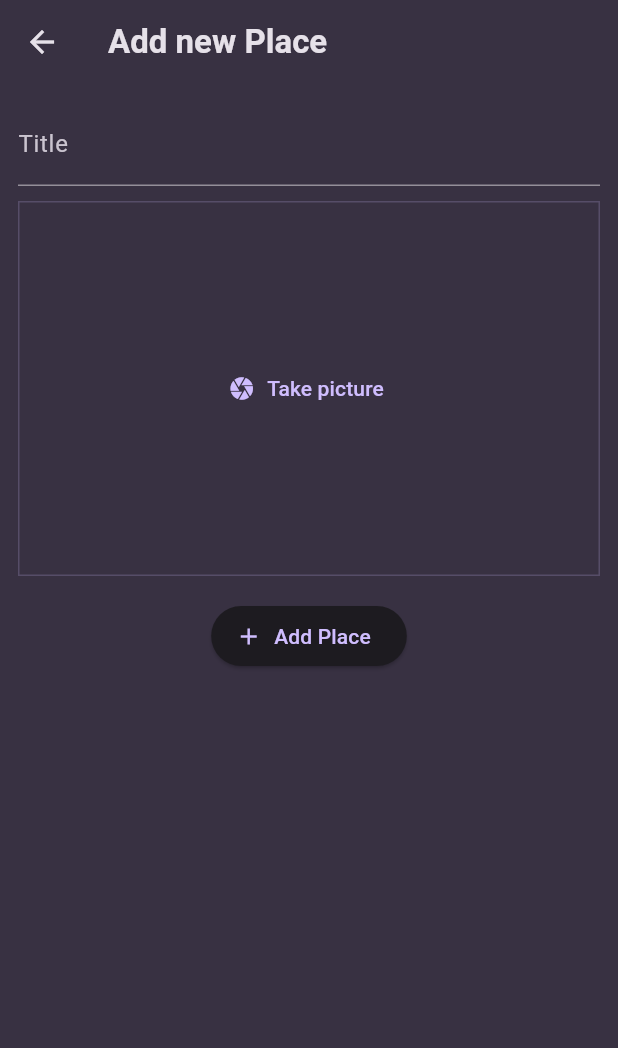
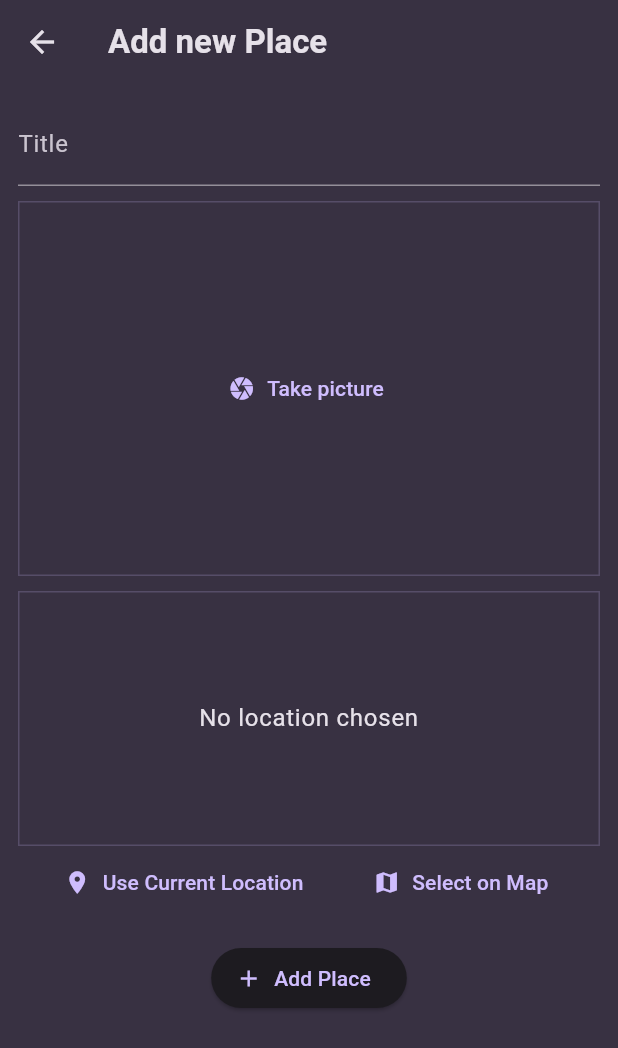
Before and after one commit to weitecklee/flutter_favorite_places_app, a Flutter app: the screen it shows after launch, after a tap on the "add" icon, on a phone screen of 412 x 824 dp. Shown: the top 1048 px of the screen. Run offline on Flutter 3.47's test engine with Material 3 defaults, Android fonts, the phone set to English and light mode, and no system bars; our stand-ins replace flutter_dotenv, flutter_riverpod, google_fonts, image_picker, location.

Commit message:
use google maps api to get location

```diff
--- a/lib/main.dart
+++ b/lib/main.dart
@@ -1,5 +1,6 @@
 import 'package:favorite_places_app/screens/places.dart';
 import 'package:flutter/material.dart';
+import 'package:flutter_dotenv/flutter_dotenv.dart';
 import 'package:flutter_riverpod/flutter_riverpod.dart';
 import 'package:google_fonts/google_fonts.dart';
 
@@ -25,7 +26,8 @@ final theme = ThemeData().copyWith(
   ),
 );
 
-void main() {
+Future<void> main() async {
+  await dotenv.load();
   runApp(
     const ProviderScope(
       child: MyApp(),
--- a/lib/models/place.dart
+++ b/lib/models/place.dart
@@ -8,9 +8,23 @@ class Place {
   Place({
     required this.title,
     required this.image,
+    // required this.location,
   }) : id = uuid.v4();
 
   final String title;
   final String id;
   final File image;
+  // final PlaceLocation location;
 }
+
+class PlaceLocation {
+  PlaceLocation({
+    required this.latitude,
+    required this.longitude,
+    required this.address,
+  });
+
+  final double latitude;
+  final double longitude;
+  final String address;
+}
--- a/lib/screens/add_place.dart
+++ b/lib/screens/add_place.dart
@@ -3,6 +3,7 @@ import 'dart:io';
 import 'package:favorite_places_app/models/place.dart';
 import 'package:favorite_places_app/providers/places_provider.dart';
 import 'package:favorite_places_app/widgets/image_input.dart';
+import 'package:favorite_places_app/widgets/location_input.dart';
 import 'package:flutter/material.dart';
 import 'package:flutter_riverpod/flutter_riverpod.dart';
 
@@ -71,6 +72,8 @@ class _AddPlaceScreenState extends ConsumerState<AddPlaceScreen> {
                 _selectedImage = image;
               },
             ),
+            const SizedBox(height: 10),
+            const LocationInput(),
             const SizedBox(height: 16),
             ElevatedButton.icon(
               onPressed: _savePlace,
--- /dev/null
+++ b/lib/widgets/location_input.dart
@@ -0,0 +1,136 @@
+import 'dart:convert';
+
+import 'package:favorite_places_app/models/place.dart';
+import 'package:flutter/material.dart';
+import 'package:flutter_dotenv/flutter_dotenv.dart';
+import 'package:http/http.dart' as http;
+import 'package:location/location.dart';
+
+class LocationInput extends StatefulWidget {
+  const LocationInput({super.key});
+
+  @override
+  State<LocationInput> createState() => _LocationInputState();
+}
+
+class _LocationInputState extends State<LocationInput> {
+  PlaceLocation? _pickedLocation;
+  var _isGettingLocation = false;
+
+  String get locationImage {
+    if (_pickedLocation == null) {
+      return '';
+    }
+    final lat = _pickedLocation!.latitude;
+    final lng = _pickedLocation!.longitude;
+    return 'https://maps.googleapis.com/maps/api/staticmap?center=$lat,$lng&zoom=16&size=600x300&maptype=roadmap&markers=color:blue%7Clabel:A%7C$lat,$lng&key=${dotenv.env['MAPS_API_KEY']!}';
+  }
+
+  void _getCurrentLocation() async {
+    Location location = Location();
+
+    bool serviceEnabled;
+    PermissionStatus permissionGranted;
+    LocationData locationData;
+
+    serviceEnabled = await location.serviceEnabled();
+    if (!serviceEnabled) {
+      serviceEnabled = await location.requestService();
+      if (!serviceEnabled) {
+        return;
+      }
+    }
+
+    permissionGranted = await location.hasPermission();
+    if (permissionGranted == PermissionStatus.denied) {
+      permissionGranted = await location.requestPermission();
+      if (permissionGranted != PermissionStatus.granted) {
+        return;
+      }
+    }
+
+    setState(() {
+      _isGettingLocation = true;
+    });
+
+    locationData = await location.getLocation();
+    final lat = locationData.latitude;
+    final lng = locationData.longitude;
+
+    if (lat == null || lng == null) {
+      return;
+    }
+
+    final url = Uri.parse(
+        'https://maps.googleapis.com/maps/api/geocode/json?latlng=$lat,$lng&key=${dotenv.env['MAPS_API_KEY']!}');
+
+    final response = await http.get(url);
+    final resData = json.decode(response.body);
+    final address = resData['results'][0]['formatted_address'];
+
+    setState(() {
+      _pickedLocation = PlaceLocation(
+        latitude: lat,
+        longitude: lng,
+        address: address,
+      );
+      _isGettingLocation = false;
+    });
+  }
+
+  @override
+  Widget build(BuildContext context) {
+    Widget previewContent = Text(
+      'No location chosen',
+      textAlign: TextAlign.center,
+      style: Theme.of(context).textTheme.bodyLarge!.copyWith(
+            color: Theme.of(context).colorScheme.onSurface,
+          ),
+    );
+
+    if (_isGettingLocation) {
+      previewContent = const CircularProgressIndicator();
+    }
+
+    if (_pickedLocation != null) {
+      previewContent = Image.network(
+        locationImage,
+        fit: BoxFit.cover,
+        width: double.infinity,
+        height: double.infinity,
+      );
+    }
+
+    return Column(
+      children: [
+        Container(
+          height: 170,
+          alignment: Alignment.center,
+          width: double.infinity,
+          decoration: BoxDecoration(
+            border: Border.all(
+              width: 1,
+              color: Theme.of(context).colorScheme.primary.withOpacity(.2),
+            ),
+          ),
+          child: previewContent,
+        ),
+        Row(
+          mainAxisAlignment: MainAxisAlignment.spaceEvenly,
+          children: [
+            TextButton.icon(
+              onPressed: _getCurrentLocation,
+              label: const Text('Use Current Location'),
+              icon: const Icon(Icons.location_on),
+            ),
+            TextButton.icon(
+              onPressed: () {},
+              label: const Text('Select on Map'),
+              icon: const Icon(Icons.map),
+            ),
+          ],
+        ),
+      ],
+    );
+  }
+}
```
Also changed, not shown: lib/screens/place_detail.dart (+10 -8 lines), pubspec.yaml (+7 -5 lines), 3 other files.
